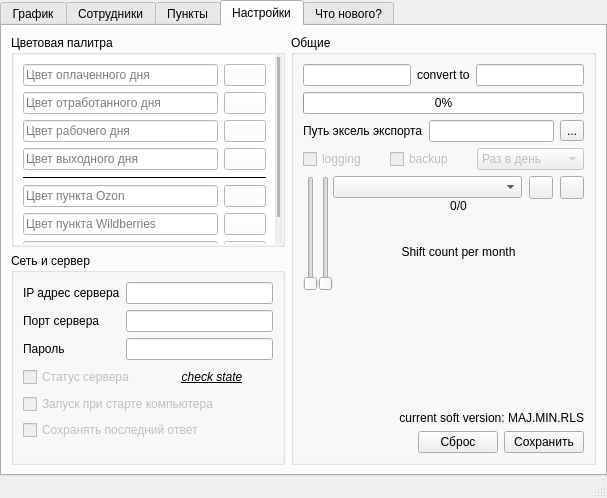
The-Zealot/WBScheduleManager, file mainwindow.ui: the form before one commit.
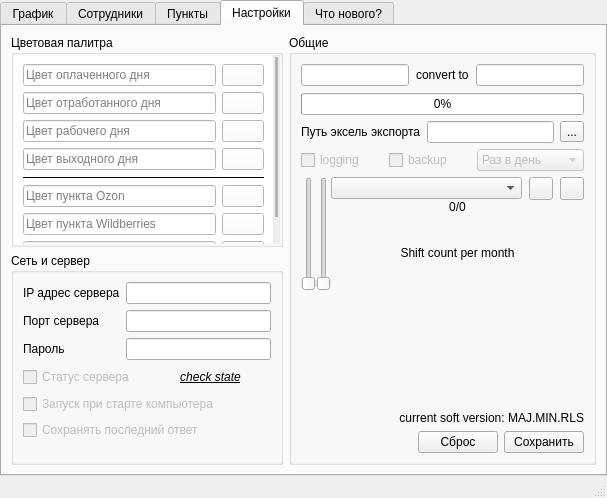
The form after the commit. The open tabs and pages were chosen to show the change. Icons and pictures are not drawn. Custom widgets are drawn as their Qt base class.

```diff
--- a/mainwindow.ui
+++ b/mainwindow.ui
@@ -930,7 +930,7 @@
                <rect>
                 <x>0</x>
                 <y>0</y>
-                <width>244</width>
+                <width>246</width>
                 <height>263</height>
                </rect>
               </property>
@@ -1189,30 +1189,6 @@
            <string>Общие</string>
           </property>
           <layout class="QGridLayout" name="gridLayout_13">
-           <item row="0" column="0">
-            <layout class="QGridLayout" name="gridLayout_5">
-             <item row="0" column="0">
-              <widget class="QLineEdit" name="lineEdit_3"/>
-             </item>
-             <item row="0" column="1">
-              <widget class="QLabel" name="label_5">
-               <property name="text">
-                <string>convert to</string>
-               </property>
-              </widget>
-             </item>
-             <item row="0" column="2">
-              <widget class="QLineEdit" name="lineEdit_4"/>
-             </item>
-             <item row="1" column="0" colspan="3">
-              <widget class="QProgressBar" name="progressBar">
-               <property name="value">
-                <number>0</number>
-               </property>
-              </widget>
-             </item>
-            </layout>
-           </item>
            <item row="1" column="0">
             <layout class="QHBoxLayout" name="horizontalLayout_10">
              <item>
@@ -1467,6 +1443,47 @@
              </item>
             </layout>
            </item>
+           <item row="0" column="0">
+            <widget class="QFrame" name="convertFrame">
+             <layout class="QGridLayout" name="gridLayout_5">
+              <property name="leftMargin">
+               <number>0</number>
+              </property>
+              <property name="topMargin">
+               <number>0</number>
+              </property>
+              <property name="rightMargin">
+               <number>0</number>
+              </property>
+              <property name="bottomMargin">
+               <number>0</number>
+              </property>
+              <property name="spacing">
+               <number>7</number>
+              </property>
+              <item row="0" column="0">
+               <widget class="QLineEdit" name="lineEdit_3"/>
+              </item>
+              <item row="0" column="1">
+               <widget class="QLabel" name="label_5">
+                <property name="text">
+                 <string>convert to</string>
+                </property>
+               </widget>
+              </item>
+              <item row="0" column="2">
+               <widget class="QLineEdit" name="lineEdit_4"/>
+              </item>
+              <item row="1" column="0" colspan="3">
+               <widget class="QProgressBar" name="progressBar">
+                <property name="value">
+                 <number>0</number>
+                </property>
+               </widget>
+              </item>
+             </layout>
+            </widget>
+           </item>
           </layout>
          </widget>
         </item>
```
Left out of the diff: 2 changed lines with no effect on the pictures.
